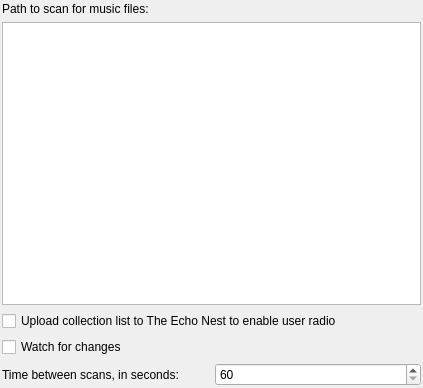
The window that src/Settings_Collection.ui (tomahawk-player/tomahawk) describes before a commit, drawn with Qt 5.
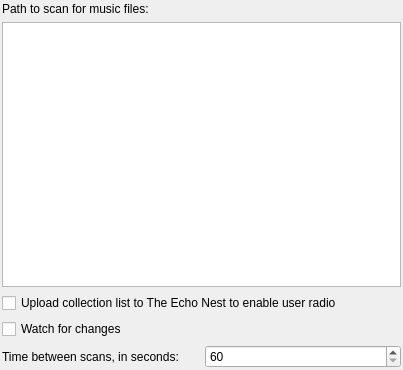
The same window after the commit. Custom widgets are drawn as their Qt base class.

Diff of the .ui file:
```diff
--- a/src/Settings_Collection.ui
+++ b/src/Settings_Collection.ui
@@ -6,8 +6,8 @@
    <rect>
     <x>0</x>
     <y>0</y>
-    <width>423</width>
-    <height>388</height>
+    <width>403</width>
+    <height>370</height>
    </rect>
   </property>
   <property name="sizePolicy">
```
